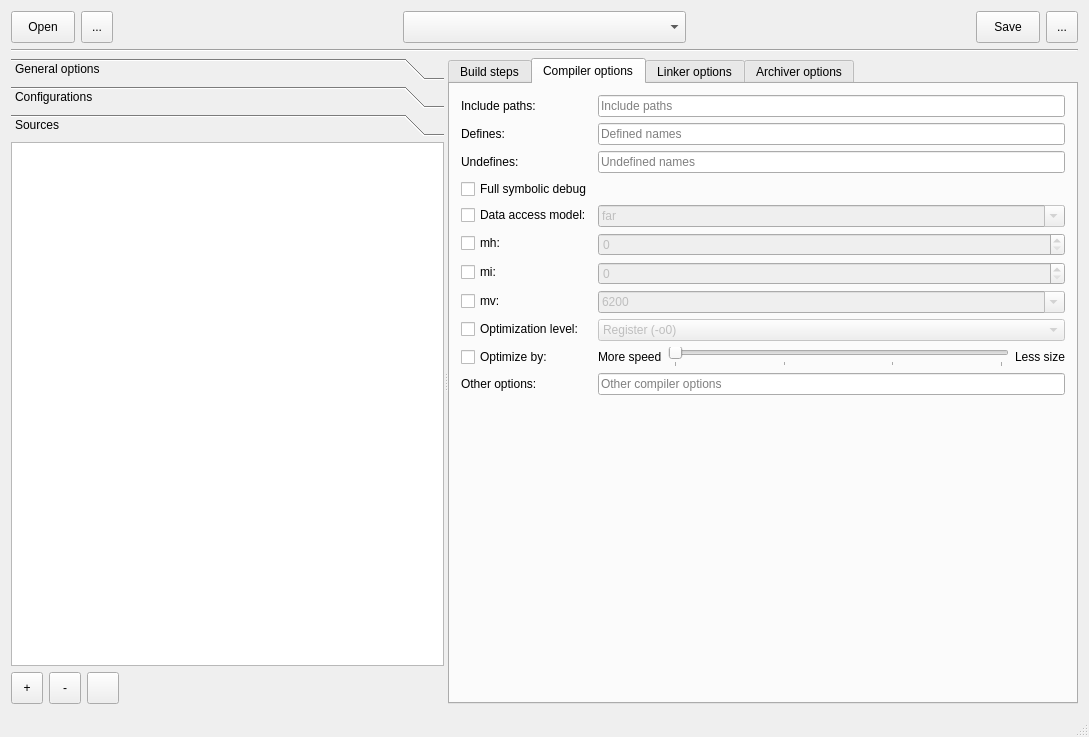
Above: mainwindow.ui from molotov-dmitry/ccs-pjt-editor-qt before the change. Below: the same form after it.
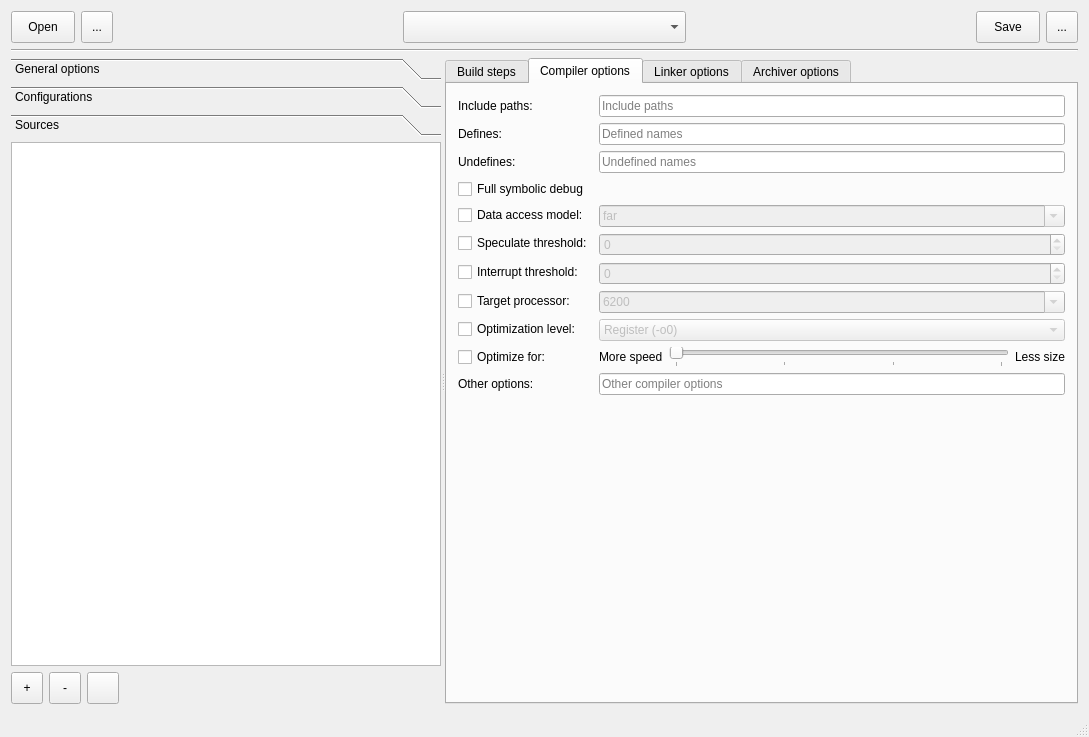
That is the form after the change. Icons and pictures are not drawn. Custom widgets are drawn as their Qt base class.

```diff
--- a/mainwindow.ui
+++ b/mainwindow.ui
@@ -609,7 +609,7 @@
             <string>Specify speculative load byte count threshold</string>
            </property>
            <property name="text">
-            <string>mh:</string>
+            <string>Speculate threshold:</string>
            </property>
           </widget>
          </item>
@@ -626,7 +626,7 @@
             <string>Specify maximum cycles that interrupts may be disabled</string>
            </property>
            <property name="text">
-            <string>mi:</string>
+            <string>Interrupt threshold:</string>
            </property>
           </widget>
          </item>
@@ -643,7 +643,7 @@
             <string>Target processor version</string>
            </property>
            <property name="text">
-            <string>mv:</string>
+            <string>Target processor:</string>
            </property>
           </widget>
          </item>
@@ -709,7 +709,7 @@
          <item row="10" column="0">
           <widget class="QCheckBox" name="checkCompilerOptimizationType">
            <property name="text">
-            <string>Optimize by:</string>
+            <string>Optimize for:</string>
            </property>
           </widget>
          </item>
```
